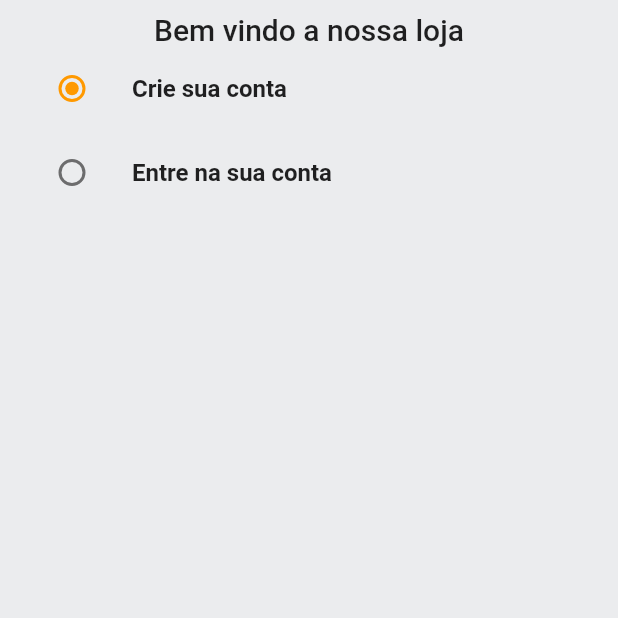
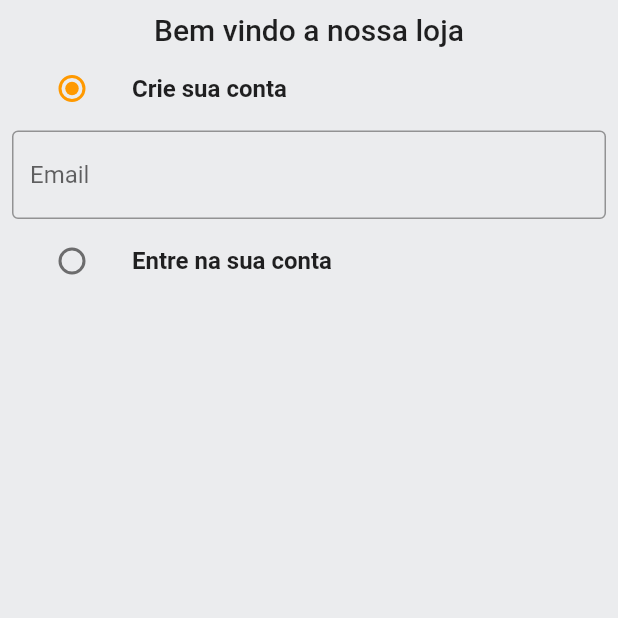
Before and after one commit to Pedroporto87/ecommerce-teste, a Flutter app: the screen it shows after launch, on a phone screen of 412 x 824 dp, the top half of it. Run offline on Flutter 3.47's test engine with Material 2 defaults, Android fonts, the phone set to English and light mode, and no system bars.

Commit message:
inputfields login

```diff
--- /dev/null
+++ b/lib/comumn/widgets/custom_textfield.dart
@@ -0,0 +1,30 @@
+import 'package:flutter/material.dart';
+
+class CustomTextField extends StatelessWidget {
+  final TextEditingController controller;
+  final String hintText;
+  const CustomTextField(
+      {Key? key, required this.controller, required this.hintText})
+      : super(key: key);
+
+  @override
+  Widget build(BuildContext context) {
+    return TextFormField(
+      controller: controller,
+      decoration: InputDecoration(
+        hintText: hintText,
+        border: const OutlineInputBorder(
+          borderSide: BorderSide(
+            color: Colors.black38,
+          ),
+        ),
+        enabledBorder: const OutlineInputBorder(
+          borderSide: BorderSide(
+            color: Colors.black38,
+          ),
+        ),
+      ),
+      validator: (val) {},
+    );
+  }
+}
--- a/lib/comumn/widgets/customtextfield.dart
+++ /dev/null
@@ -1,9 +0,0 @@
-import 'package:flutter/material.dart';
-
-class CustomTextField extends StatelessWidget {
-  const CustomTextField({super.key});
-}
-
-Widget build(BuildContext context) {
-  return TextFormField();
-}
--- a/lib/features/auth/screens/auth_screens.dart
+++ b/lib/features/auth/screens/auth_screens.dart
@@ -1,5 +1,6 @@
 import 'package:flutter/material.dart';
 import 'package:flutter_ecommerce/Constantes/global_variaveis.dart';
+import 'package:flutter_ecommerce/comumn/widgets/custom_textfield.dart';
 
 enum Auth {
   signin,
@@ -18,6 +19,18 @@ class AuthScreenState extends State<AuthScreen> {
   Auth _auth = Auth.signup;
   final _signUpFormKey = GlobalKey<FormState>();
   final _signInFormKey = GlobalKey<FormState>();
+
+  final TextEditingController _emailController = TextEditingController();
+  final TextEditingController _passwordController = TextEditingController();
+  final TextEditingController _nameController = TextEditingController();
+  @override
+  void dispose() {
+    super.dispose();
+    _emailController.dispose();
+    _passwordController.dispose();
+    _nameController.dispose();
+  }
+
   @override
   Widget build(BuildContext context) {
     return Scaffold(
@@ -56,7 +69,12 @@ class AuthScreenState extends State<AuthScreen> {
                 if (_auth == Auth.signup)
                   Form(
                     key: _signUpFormKey,
-                    child: Column(),
+                    child: Column(
+                      children: [
+                        CustomTextField(
+                            controller: _emailController, hintText: 'Email')
+                      ],
+                    ),
                   ),
                 ListTile(
                   title: const Text(
```
